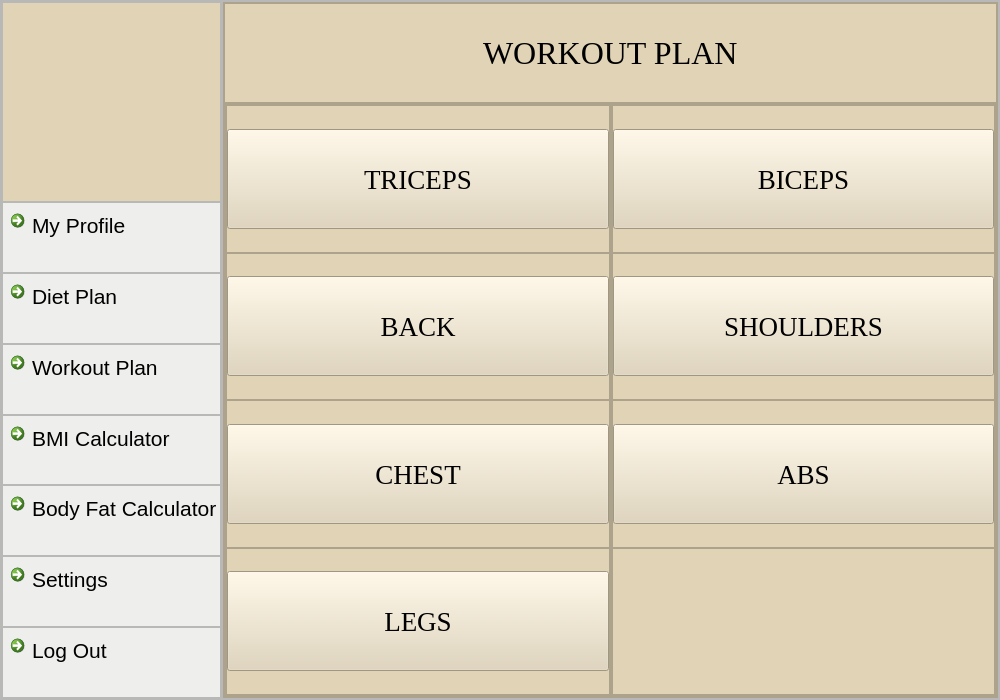
First picture: the form in workout.ui, repository skidgefries/rightmeal, before the edit.
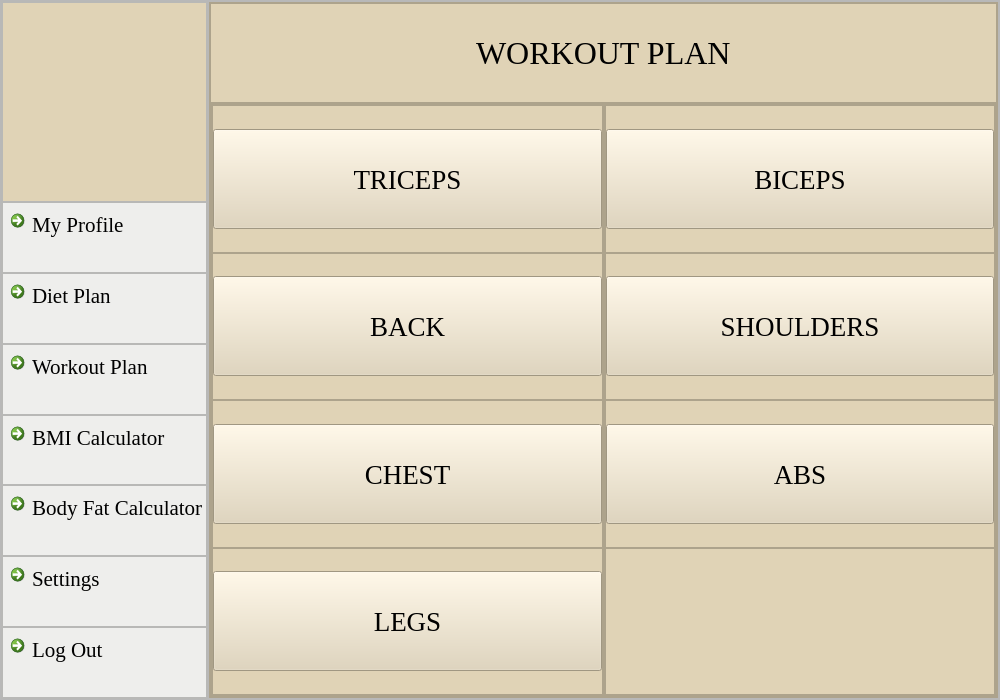
Second picture: the form after the edit. Icons and pictures are not drawn.

```diff
--- a/workout.ui
+++ b/workout.ui
@@ -183,7 +183,7 @@
               <widget class="QCommandLinkButton" name="commandLinkButton_4">
                <property name="font">
                 <font>
-                 <family>Segoe UI</family>
+                 <family>Times New Roman</family>
                  <pointsize>16</pointsize>
                  <bold>false</bold>
                 </font>
@@ -224,7 +224,7 @@
               <widget class="QCommandLinkButton" name="commandLinkButton_9">
                <property name="font">
                 <font>
-                 <family>Segoe UI</family>
+                 <family>Times New Roman</family>
                  <pointsize>16</pointsize>
                  <bold>false</bold>
                 </font>
@@ -265,7 +265,7 @@
               <widget class="QCommandLinkButton" name="commandLinkButton_10">
                <property name="font">
                 <font>
-                 <family>Segoe UI</family>
+                 <family>Times New Roman</family>
                  <pointsize>16</pointsize>
                  <bold>false</bold>
                 </font>
@@ -306,7 +306,7 @@
               <widget class="QCommandLinkButton" name="commandLinkButton_11">
                <property name="font">
                 <font>
-                 <family>Segoe UI</family>
+                 <family>Times New Roman</family>
                  <pointsize>16</pointsize>
                  <bold>false</bold>
                 </font>
@@ -347,7 +347,7 @@
               <widget class="QCommandLinkButton" name="commandLinkButton_12">
                <property name="font">
                 <font>
-                 <family>Segoe UI</family>
+                 <family>Times New Roman</family>
                  <pointsize>16</pointsize>
                  <bold>false</bold>
                 </font>
@@ -388,7 +388,7 @@
               <widget class="QCommandLinkButton" name="commandLinkButton_13">
                <property name="font">
                 <font>
-                 <family>Segoe UI</family>
+                 <family>Times New Roman</family>
                  <pointsize>16</pointsize>
                  <bold>false</bold>
                 </font>
@@ -429,7 +429,7 @@
               <widget class="QCommandLinkButton" name="commandLinkButton_14">
                <property name="font">
                 <font>
-                 <family>Segoe UI</family>
+                 <family>Times New Roman</family>
                  <pointsize>16</pointsize>
                  <bold>false</bold>
                 </font>
@@ -455,7 +455,7 @@
            <rect>
             <x>0</x>
             <y>0</y>
-            <width>746</width>
+            <width>785</width>
             <height>696</height>
            </rect>
           </property>
```
